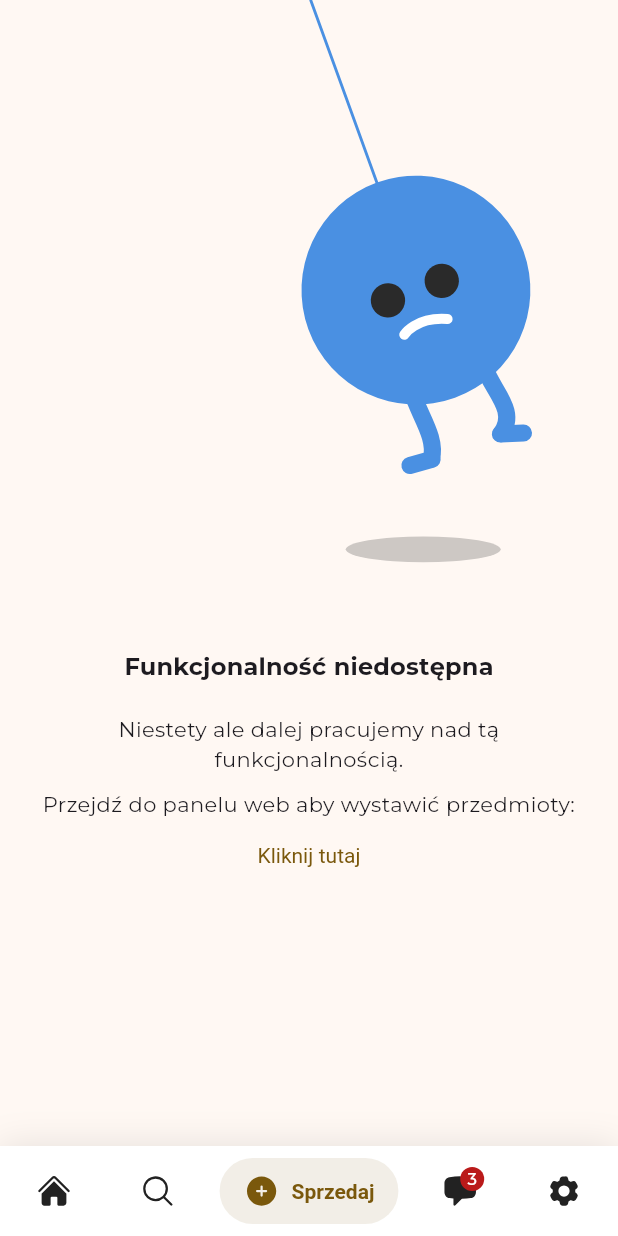
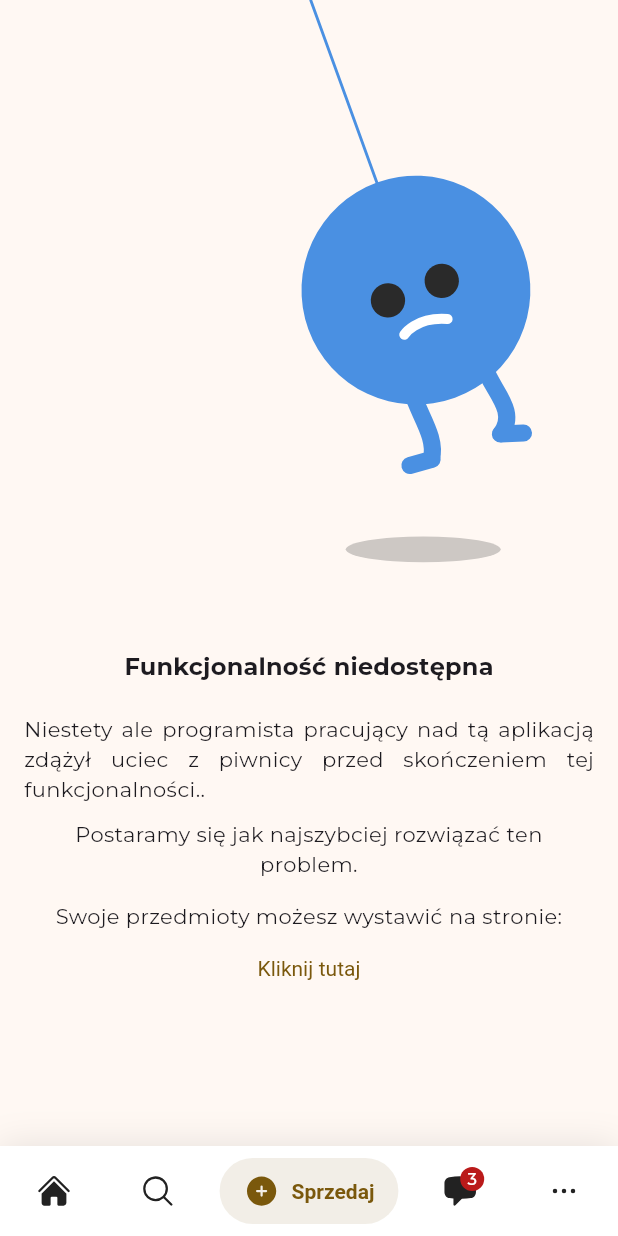
Before and after one commit to xmooncake/hypee, a Flutter app: the HomeScreen screen opened directly, item 3 of the bottom bar chosen, on a phone screen of 412 x 824 dp. Run offline on Flutter 3.47's test engine with Material 3 defaults, Android fonts, the phone set to English and light mode, and no system bars; drawn by our look-alikes of salomon_bottom_bar; our stand-ins replace bloc, dio, equatable, flutter_bloc, flutter_svg, get_it and 5 more.

Commit message:
Refactor NavBar component and update sellView text

```diff
--- a/lib/features/home/components/nav_bar.dart
+++ b/lib/features/home/components/nav_bar.dart
@@ -52,7 +52,7 @@ class NavBar extends StatelessWidget {
                   HeroIcons.chat_bubble_left,
                   showBadge: true,
                 ),
-                _barItem('Profil', HeroIcons.cog_6_tooth),
+                _barItem('Opcje', HeroIcons.ellipsis_horizontal),
               ],
               // currentIndex: key.currentState. ,
             ),
--- a/lib/features/sell/sell.view.dart
+++ b/lib/features/sell/sell.view.dart
@@ -26,12 +26,17 @@ class SellView extends StatelessWidget {
               child: Column(
                 children: [
                   const Text(
-                    'Niestety ale dalej pracujemy nad tą funkcjonalnością.',
-                    textAlign: TextAlign.center,
+                    'Niestety ale programista pracujący nad tą aplikacją zdążył uciec z piwnicy przed skończeniem tej funkcjonalności..',
+                    textAlign: TextAlign.justify,
                   ),
                   const SizedBox(height: 10),
                   const Text(
-                    'Przejdź do panelu web aby wystawić przedmioty:',
+                    'Postaramy się jak najszybciej rozwiązać ten problem.',
+                    textAlign: TextAlign.center,
+                  ),
+                  const SizedBox(height: 15),
+                  const Text(
+                    'Swoje przedmioty możesz wystawić na stronie:',
                     textAlign: TextAlign.center,
                   ),
                   TextButton(
```
